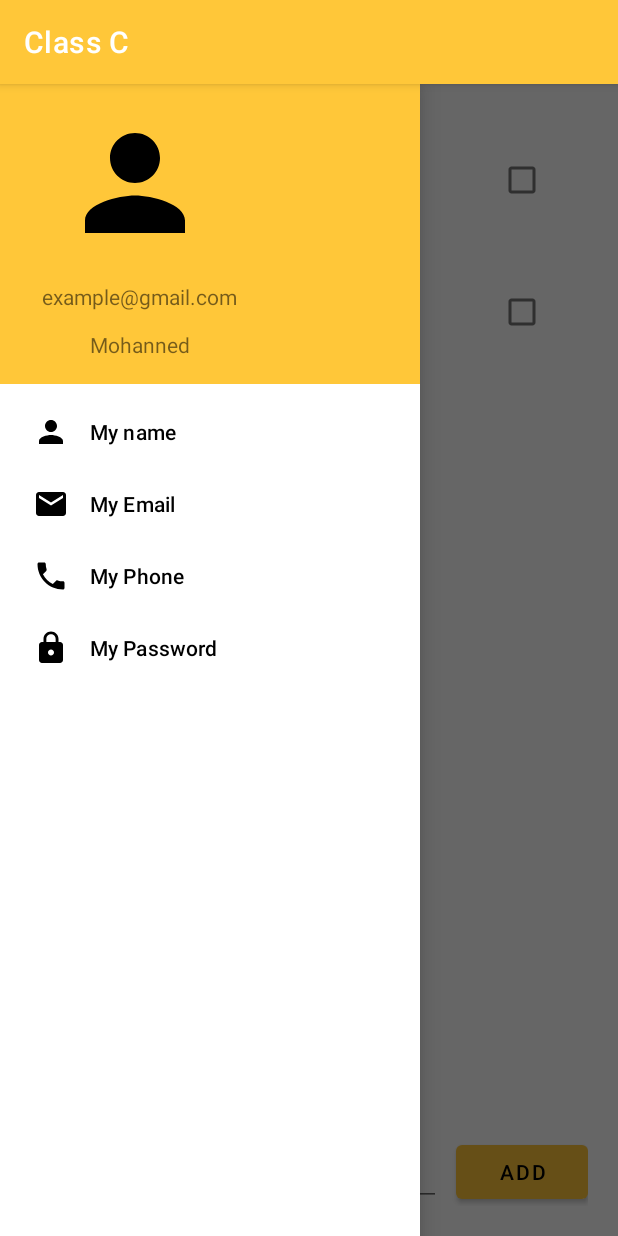
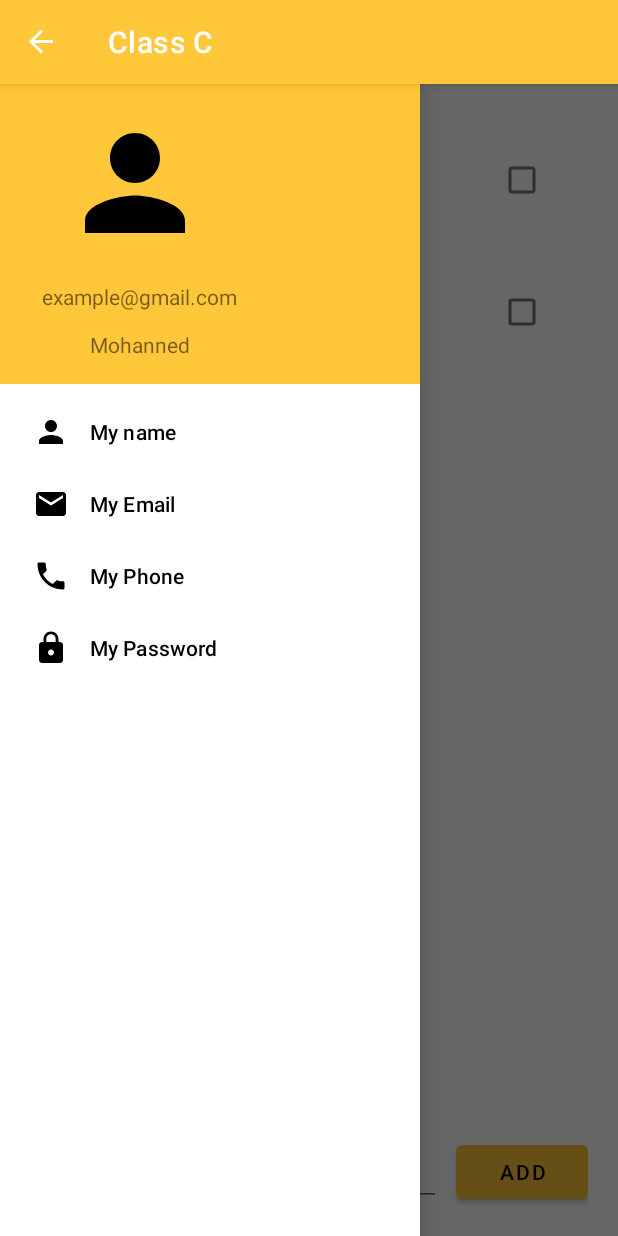
Before and after one commit to madahetooo/fullAndroidCourseClassC, an Android app: the TodoListActivity screen opened directly, with no data from a screen before it, in the side drawer, after a tap on "My Phone", on a phone screen of 412 x 824 dp. Run offline under Robolectric (Android 15) with nearby library versions, the phone set to English and light mode, and no system bars.

Commit message:
Add files via upload

```diff
--- a/app/src/main/java/com/apps/fullandroidcourseclassc/todolistapp/ui/TodoListActivity.kt
+++ b/app/src/main/java/com/apps/fullandroidcourseclassc/todolistapp/ui/TodoListActivity.kt
@@ -1,7 +1,10 @@
 package com.apps.fullandroidcourseclassc.todolistapp.ui
 
+import android.os.Bundle
+import android.view.MenuItem
+import android.widget.Toast
+import androidx.appcompat.app.ActionBarDrawerToggle
 import androidx.appcompat.app.AppCompatActivity
-import android.os.Bundle
 import androidx.recyclerview.widget.LinearLayoutManager
 import com.apps.fullandroidcourseclassc.R
 import com.apps.fullandroidcourseclassc.databinding.ActivityTodoListBinding
@@ -9,13 +12,14 @@ import com.apps.fullandroidcourseclassc.todolistapp.model.Todo
 import com.apps.fullandroidcourseclassc.todolistapp.utils.TodoAdapter
 
 class TodoListActivity : AppCompatActivity() {
+    lateinit var toggle: ActionBarDrawerToggle
     private lateinit var binding: ActivityTodoListBinding
     override fun onCreate(savedInstanceState: Bundle?) {
         super.onCreate(savedInstanceState)
         binding = ActivityTodoListBinding.inflate(layoutInflater)
         setContentView(binding.root)
 
-        val todoListSingleItem = mutableListOf(Todo("eslam",false))
+        val todoListSingleItem = mutableListOf(Todo("eslam", false))
         val adapter = TodoAdapter(todoListSingleItem)
         binding.rvTodos.adapter = adapter
         binding.rvTodos.layoutManager = LinearLayoutManager(this)
@@ -24,12 +28,41 @@ class TodoListActivity : AppCompatActivity() {
         binding.btnAddTodo.setOnClickListener {
 
             val newTodoTitle = binding.etAddTodo.text.toString() // Getting the todos as text
-           val newTodo =  Todo(newTodoTitle,false) // New TodoItem
+            val newTodo = Todo(newTodoTitle, false) // New TodoItem
 
             todoListSingleItem.add(newTodo)
             adapter.notifyDataSetChanged()
             binding.etAddTodo.text.clear()
         }
 
+
+        // Drawer Code Section
+
+
+        toggle = ActionBarDrawerToggle(this, binding.drawernav, R.string.open, R.string.close)
+        binding.drawernav.addDrawerListener(toggle)
+        toggle.syncState()
+        supportActionBar?.setDisplayHomeAsUpEnabled(true)
+
+        binding.navView.setNavigationItemSelectedListener {
+
+            when (it.itemId) {
+                R.id.myName -> Toast.makeText(this, "Mohanned", Toast.LENGTH_SHORT).show()
+                R.id.myemail -> Toast.makeText(this, "example@gmail.com", Toast.LENGTH_SHORT).show()
+                R.id.myphone -> Toast.makeText(this, "01110235893", Toast.LENGTH_SHORT).show()
+                R.id.myPassword -> Toast.makeText(this, "Password", Toast.LENGTH_SHORT).show()
+
+            }
+            true
+        }
+
+
+    }
+
+    override fun onOptionsItemSelected(item: MenuItem): Boolean {
+        if (toggle.onOptionsItemSelected(item)) {
+            return true
+        }
+        return super.onOptionsItemSelected(item)
     }
 }
```
